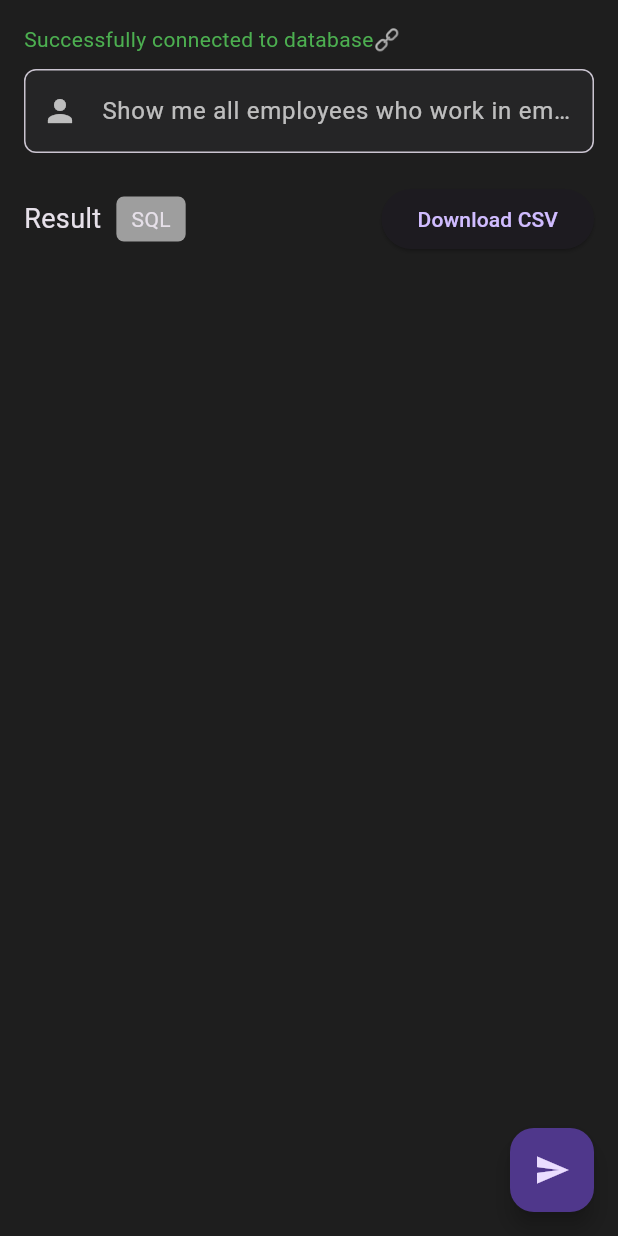
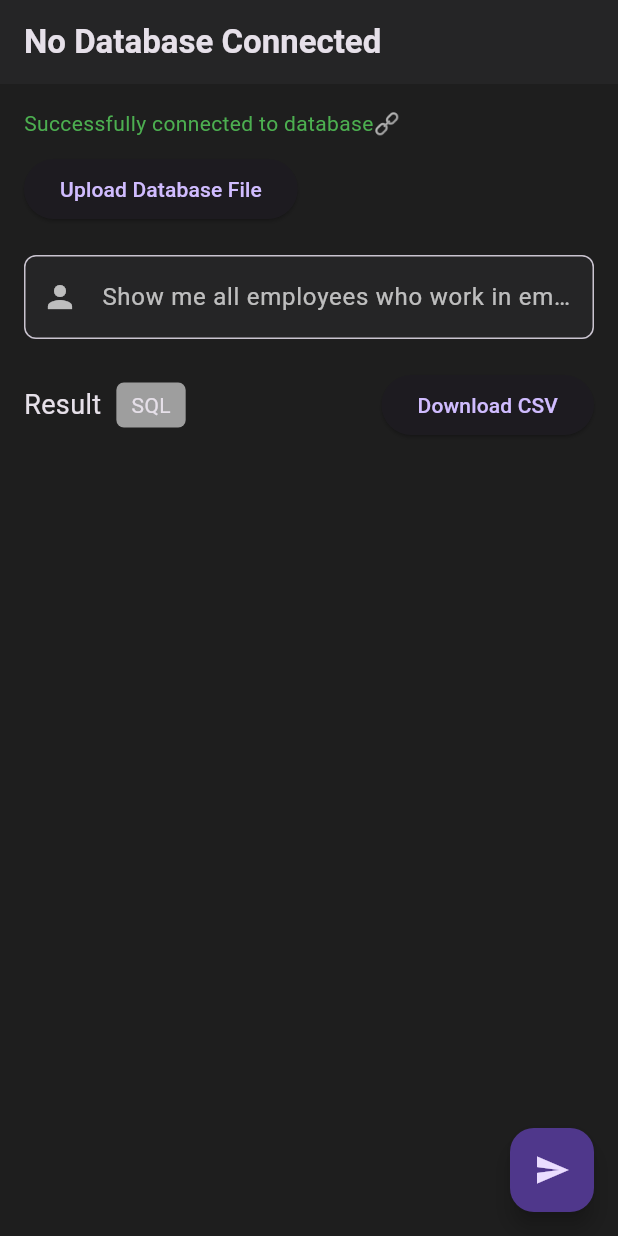
Before and after one commit to arshak-codes/DataGenie.Ai-1.0, a Flutter app: the screen it shows after launch, on a phone screen of 412 x 824 dp. Run offline on Flutter 3.47's test engine with Material 3 defaults, Android fonts, the phone set to English and light mode, and no system bars; our stand-ins replace csv, file_picker.

Commit message:
databse connection,name disply

```diff
--- a/datagenie_win/lib/main.dart
+++ b/datagenie_win/lib/main.dart
@@ -1,10 +1,12 @@
+import 'dart:convert';
+import 'dart:io';
+
 import 'package:flutter/material.dart';
 import 'package:http/http.dart' as http;
-import 'dart:convert';
 import 'package:csv/csv.dart';
 import 'package:path_provider/path_provider.dart';
-import 'dart:io';
 import 'package:path/path.dart' as path;
+import 'package:file_picker/file_picker.dart';
 
 void main() {
   runApp(MyApp());
@@ -31,10 +33,13 @@ class MyHomePage extends StatefulWidget {
 
 class _MyHomePageState extends State<MyHomePage> {
   final TextEditingController _controller = TextEditingController();
+  List<String> _columns = [];
   List<List<dynamic>> _data = [];
   String _sqlQuery = '';
   bool _showSql = false;
   bool _isLoading = false;
+  File? _databaseFile;
+  String _databaseName = 'No Database Connected';
 
   Future<void> _submit() async {
     setState(() {
@@ -51,6 +56,7 @@ class _MyHomePageState extends State<MyHomePage> {
       if (response.statusCode == 200) {
         final jsonResponse = jsonDecode(response.body);
         setState(() {
+          _columns = List<String>.from(jsonResponse['columns']);
           _data = List<List<dynamic>>.from(jsonResponse['data']);
           _sqlQuery = jsonResponse['sql'];
           _isLoading = false;
@@ -77,15 +83,14 @@ class _MyHomePageState extends State<MyHomePage> {
     }
 
     try {
-      final csvData = ListToCsvConverter().convert(_data);
+      final csvData = ListToCsvConverter().convert([_columns, ..._data]);
 
-      // Get the user's home directory
-      final home = await getDownloadsDirectory() ?? await getApplicationDocumentsDirectory();
+      final home = await getDownloadsDirectory() ??
+          await getApplicationDocumentsDirectory();
 
-      // Create a file in the Downloads folder
-      final file = File(path.join(home.path, 'data_${DateTime.now().millisecondsSinceEpoch}.csv'));
+      final file = File(path.join(
+          home.path, 'data_${DateTime.now().millisecondsSinceEpoch}.csv'));
 
-      // Write the CSV data to the file
       await file.writeAsString(csvData);
 
       ScaffoldMessenger.of(context).showSnackBar(
@@ -98,9 +103,61 @@ class _MyHomePageState extends State<MyHomePage> {
     }
   }
 
+  Future<void> _uploadDatabase() async {
+    FilePickerResult? result = await FilePicker.platform.pickFiles(
+      type: FileType.custom,
+      allowedExtensions: ['db'],
+    );
+
+    if (result != null) {
+      File file = File(result.files.single.path!);
+      setState(() {
+        _databaseFile = file;
+        _databaseName = path.basename(file.path);
+      });
+      ScaffoldMessenger.of(context).showSnackBar(
+        SnackBar(content: Text('Database file selected')),
+      );
+
+      try {
+        var request = http.MultipartRequest(
+          'POST',
+          Uri.parse('http://127.0.0.1:5000/upload'),
+        );
+        request.files.add(await http.MultipartFile.fromPath(
+          'file',
+          file.path,
+          filename: path.basename(file.path),
+        ));
+
+        var response = await request.send();
+        if (response.statusCode == 200) {
+          ScaffoldMessenger.of(context).showSnackBar(
+            SnackBar(content: Text('Database file uploaded successfully')),
+          );
+        } else {
+          ScaffoldMessenger.of(context).showSnackBar(
+            SnackBar(content: Text('Failed to upload database file')),
+          );
+        }
+      } catch (e) {
+        ScaffoldMessenger.of(context).showSnackBar(
+          SnackBar(content: Text('Error uploading file: ${e.toString()}')),
+        );
+      }
+    }
+  }
+
   @override
   Widget build(BuildContext context) {
     return Scaffold(
+      appBar: AppBar(
+        title: Text(
+          _databaseName,
+          style: TextStyle(fontWeight: FontWeight.bold),
+        ),
+        backgroundColor: Color(0xFF252526),
+      ),
       body: Padding(
         padding: const EdgeInsets.all(16.0),
         child: Column(
@@ -111,6 +168,11 @@ class _MyHomePageState extends State<MyHomePage> {
               style: TextStyle(color: Colors.green),
             ),
             SizedBox(height: 10),
+            ElevatedButton(
+              onPressed: _uploadDatabase,
+              child: Text('Upload Database File'),
+            ),
+            SizedBox(height: 20),
             Container(
               decoration: BoxDecoration(
                 color: Color(0xFF252526),
@@ -129,6 +191,7 @@ class _MyHomePageState extends State<MyHomePage> {
                   prefixIcon: Icon(Icons.person, color: Colors.white70),
                 ),
                 style: TextStyle(color: Colors.white),
+                onSubmitted: (value) => _submit(),
               ),
             ),
             SizedBox(height: 20),
@@ -177,17 +240,25 @@ class _MyHomePageState extends State<MyHomePage> {
                   child: SingleChildScrollView(
                     scrollDirection: Axis.horizontal,
                     child: DataTable(
-                      columns: _data[0].map((item) => DataColumn(label: Text(item.toString()))).toList(),
-                      rows: _data.sublist(1).map((row) => DataRow(
-                        cells: row.map((cell) => DataCell(Text(cell.toString()))).toList(),
-                      )).toList(),
+                      columns: _columns
+                          .map((column) => DataColumn(label: Text(column)))
+                          .toList(),
+                      rows: _data
+                          .map((row) => DataRow(
+                                cells: row
+                                    .map((cell) =>
+                                        DataCell(Text(cell.toString())))
+                                    .toList(),
+                              ))
+                          .toList(),
                     ),
                   ),
                 ),
               ),
             SizedBox(height: 10),
             if (_data.isNotEmpty)
-              Text('1 to ${_data.length - 1} of ${_data.length - 1}', style: TextStyle(color: Colors.white70)),
+              Text('1 to ${_data.length} of ${_data.length}',
+                  style: TextStyle(color: Colors.white70)),
           ],
         ),
       ),
--- a/datagenie_win/pubspec.yaml
+++ b/datagenie_win/pubspec.yaml
@@ -34,6 +34,7 @@ dependencies:
   csv: ^6.0.0
   path_provider: ^2.1.3
   permission_handler: ^11.3.1
+  file_picker: ^8.0.6
 
 
   # The following adds the Cupertino Icons font to your application.
```
Also changed, not shown: datagenie_win/pubspec.lock, 1 other file.
